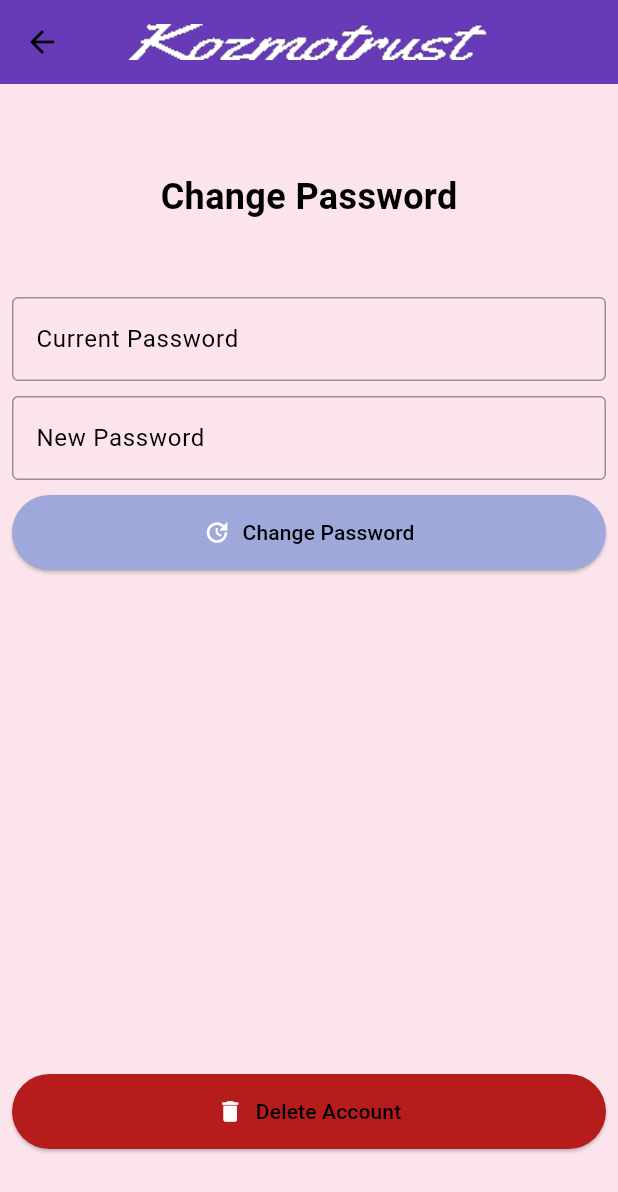
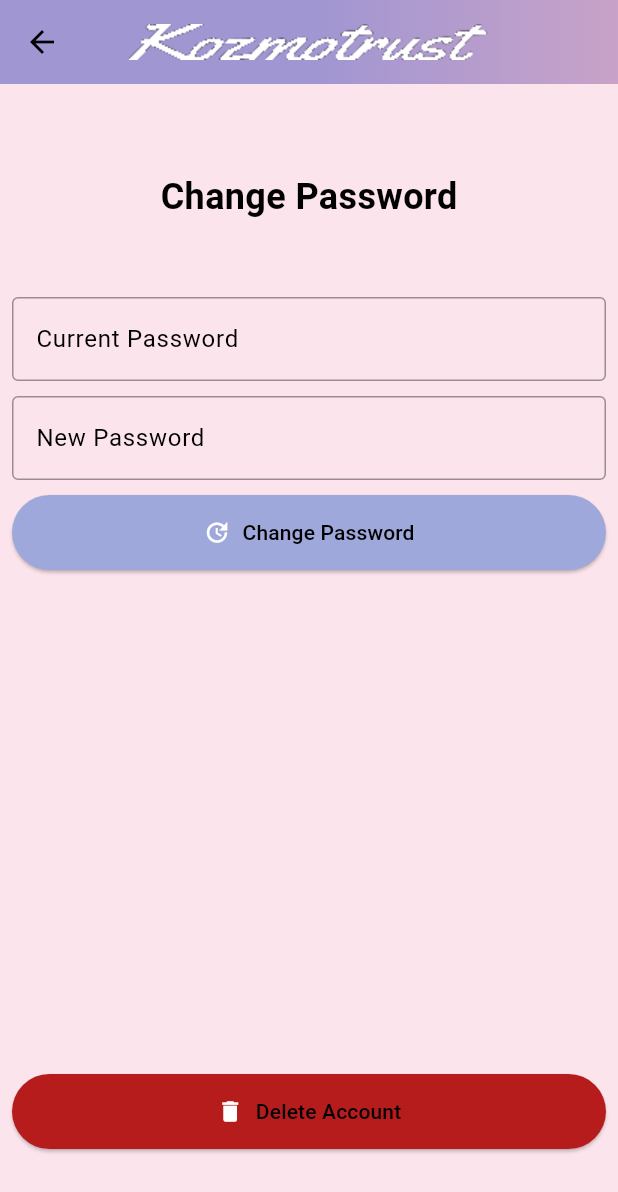
Before and after one commit to Gulnihal/kozmotrust_alpha, a Flutter app: the AccountSettings screen opened by its route, on a phone screen of 412 x 824 dp. Shown: the top 1192 px of the screen. Run offline on Flutter 3.47's test engine with Material 3 defaults, Android fonts, the phone set to English and light mode, and no system bars; our stand-ins replace file_picker, flutter_rating_bar, image_picker, shared_preferences; missing offline and left inert: cloudinary_public; accounts and stored records are empty; network calls fail.

Commit message:
color changes

```diff
--- a/kozmotrust/lib/constants/global_variables.dart
+++ b/kozmotrust/lib/constants/global_variables.dart
@@ -5,8 +5,15 @@
 class GlobalVariables {
   // COLORS
   static const secondaryColor = Color(0xFFE1BEE7);
-  static const backgroundColor = Color(0xFFFCE4EC);
+  static const selectedTopBarColor = LinearGradient(
+    colors: [
+      Color.fromARGB(255, 160, 150, 210), // Lavender
+      Color.fromARGB(255, 200, 162, 200), // Lilac
+    ],
+    stops: [0.5, 1.0],
+  );
   static const buttonDeleteColor = Color(0xFFB71C1C);
   static const buttonBackgroundColor = Color(0xFF9FA8DA);
-  static const selectedTopBarColor = Color(0xFF673AB7);
+  static const primaryColor = Color(0xFF673AB7);
+  static const backgroundColor = Color(0xFFFCE4EC);
 }
--- a/kozmotrust/lib/features/account/screens/account_screen.dart
+++ b/kozmotrust/lib/features/account/screens/account_screen.dart
@@ -19,7 +19,11 @@
     final user = Provider.of<UserProvider>(context).user;
     return Scaffold(
       appBar: AppBar(
-        backgroundColor: GlobalVariables.selectedTopBarColor,
+        flexibleSpace: Container(
+          decoration: const BoxDecoration(
+              gradient: GlobalVariables.selectedTopBarColor
+          ),
+        ),
         elevation: 0,
         centerTitle: true,
         title: Image.asset('assets/images/logo.png'),
--- a/kozmotrust/lib/features/account/screens/account_settings.dart
+++ b/kozmotrust/lib/features/account/screens/account_settings.dart
@@ -96,7 +96,11 @@
   Widget build(BuildContext context) {
     return Scaffold(
       appBar: AppBar(
-        backgroundColor: GlobalVariables.selectedTopBarColor,
+        flexibleSpace: Container(
+          decoration: const BoxDecoration(
+              gradient: GlobalVariables.selectedTopBarColor
+          ),
+        ),
         elevation: 0,
         centerTitle: true,
         title: Image.asset('assets/images/logo.png'),
--- a/kozmotrust/lib/features/home/screens/home_screen.dart
+++ b/kozmotrust/lib/features/home/screens/home_screen.dart
@@ -116,7 +116,11 @@
 
   AppBar buildAppBar() {
     return AppBar(
-      backgroundColor: GlobalVariables.selectedTopBarColor,
+      flexibleSpace: Container(
+        decoration: const BoxDecoration(
+            gradient: GlobalVariables.selectedTopBarColor
+        ),
+      ),
       elevation: 0,
       centerTitle: true,
       title: Image.asset('assets/images/logo.png'),
--- a/kozmotrust/lib/features/product_details/screens/product_details_screen.dart
+++ b/kozmotrust/lib/features/product_details/screens/product_details_screen.dart
@@ -61,7 +61,11 @@
       appBar: PreferredSize(
         preferredSize: const Size.fromHeight(60),
         child: AppBar(
-          backgroundColor: GlobalVariables.selectedTopBarColor,
+          flexibleSpace: Container(
+            decoration: const BoxDecoration(
+                gradient: GlobalVariables.selectedTopBarColor
+            ),
+          ),
           elevation: 0,
           centerTitle: true,
           title: Image.asset('assets/images/logo.png'),
```
Also changed, not shown: kozmotrust/lib/common/widgets/bottom_bar.dart (+7 -7 lines), kozmotrust/lib/features/account/widgets/list_favorites.dart (+4 -3 lines), kozmotrust/lib/features/admin/screens/admin_screen.dart (+5 -5 lines), kozmotrust/lib/features/search/screens/search_screen.dart (+1 -7 lines), kozmotrust/pubspec.lock.
